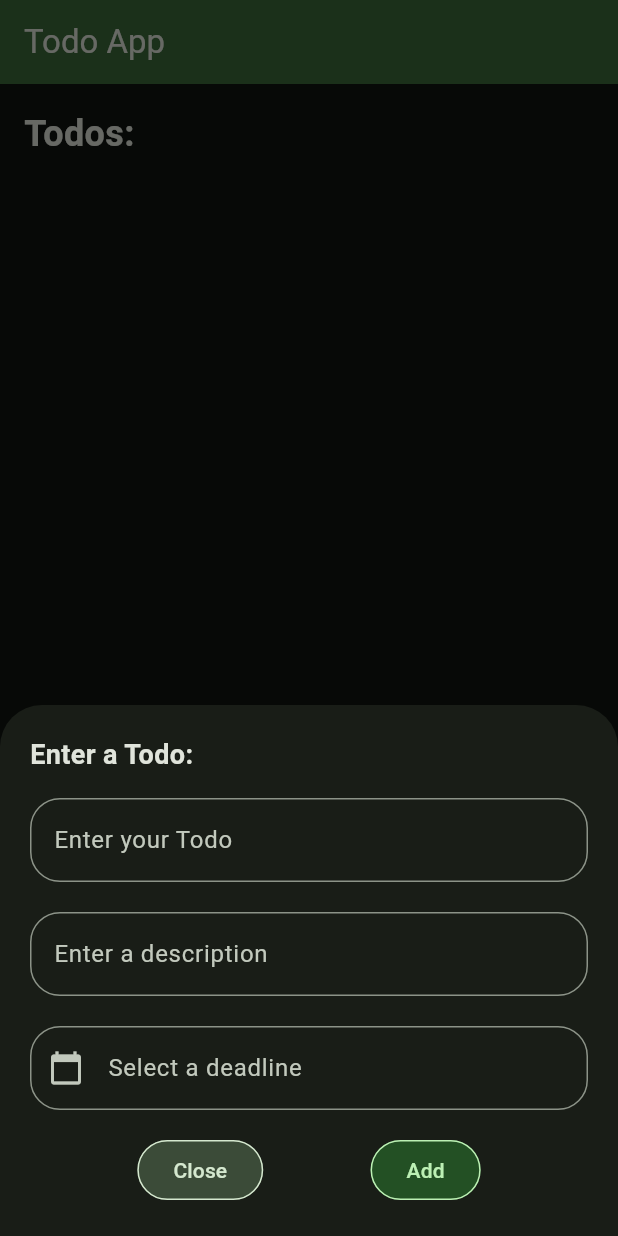
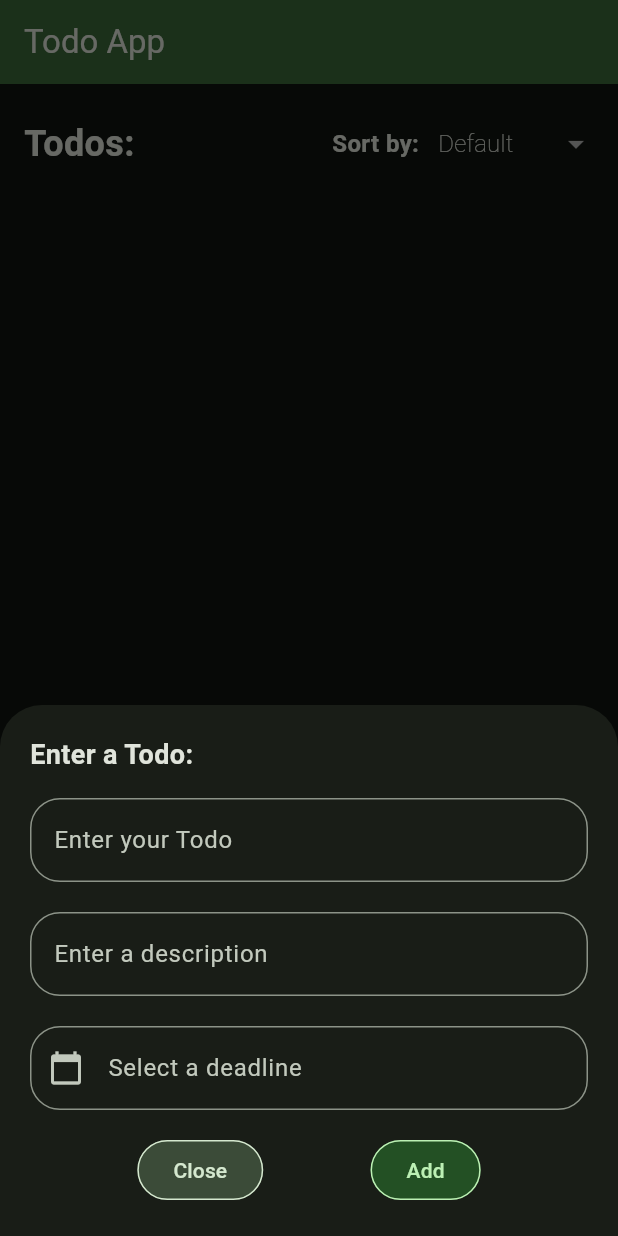
Before and after one commit to zlohbierdcul/cpd_2024_todo, a Flutter app: the screen it shows after launch, after a tap on the "add" icon, on a phone screen of 412 x 824 dp. Run offline on Flutter 3.47's test engine with Material 3 defaults, Android fonts, the phone set to English and light mode, and no system bars; our stand-ins replace shared_preferences.

Commit message:
added missing features and added styling

```diff
--- a/lib/application/todo_app.dart
+++ b/lib/application/todo_app.dart
@@ -1,5 +1,8 @@
 import 'package:assignment_todo/business/todo_list_manager.dart';
+import 'package:assignment_todo/presentation/todo_page_headerline.dart';
+import 'package:assignment_todo/utils/sort_values.dart';
 import 'package:flutter/material.dart';
+import 'package:provider/provider.dart';
 
 import '../presentation/todo_add_modal.dart';
 import '../presentation/todo_list.dart';
@@ -19,17 +22,36 @@ class TodoApp extends StatelessWidget {
       theme: ThemeData(
         colorScheme: ColorScheme.fromSeed(
             seedColor: Colors.green, brightness: Brightness.dark),
+        splashColor: Colors.transparent,
+        highlightColor: Colors.transparent,
+        hoverColor: Colors.transparent,
+        focusColor: Colors.transparent,
+        dropdownMenuTheme: DropdownMenuThemeData(
+          menuStyle: MenuStyle(
+            shape: MaterialStateProperty.all(
+              RoundedRectangleBorder(
+                borderRadius: BorderRadius.circular(16), // Rounded corners
+              ),
+            ),
+            padding: MaterialStateProperty.all(
+              const EdgeInsets.all(8.0), // Padding inside the dropdown menu
+            ),
+          ),
+        ),
         useMaterial3: true,
       ),
-      home: const TodoAppPage(title: 'Todo App'),
+      home: TodoAppPage(title: 'Todo App'),
     );
   }
 }
 
 class TodoAppPage extends StatelessWidget {
-  const TodoAppPage({super.key, required this.title});
+  TodoAppPage({super.key, required this.title});
 
   final String title;
+
+  final TextEditingController _controller =
+      TextEditingController(text: "default");
 
   @override
   Widget build(BuildContext context) {
@@ -40,20 +62,12 @@ class TodoAppPage extends StatelessWidget {
         ),
         body: Container(
           margin: const EdgeInsets.all(16),
-          child: Column(mainAxisAlignment: MainAxisAlignment.start, children: [
-            Container(
-                alignment: Alignment.centerLeft,
-                margin: const EdgeInsets.only(bottom: 16),
-                child: const Text(
-                  "Todos:",
-                  style: TextStyle(
-                    backgroundColor: Colors.transparent,
-                    fontWeight: FontWeight.bold,
-                    fontSize: 24,
-                  ),
-                )),
-            const TodoList(),
-          ]),
+          child: const Column(
+              mainAxisAlignment: MainAxisAlignment.start,
+              children: [
+                TodoAppHeaderLine(),
+                TodoList(),
+              ]),
         ),
         floatingActionButton: Column(
           mainAxisAlignment: MainAxisAlignment.end,
--- a/lib/business/todo_item.dart
+++ b/lib/business/todo_item.dart
@@ -1,4 +1,5 @@
 import 'dart:convert';
+import 'dart:core';
 import 'dart:math';
 
 import '../utils/status.dart';
--- /dev/null
+++ b/lib/presentation/todo_page_headerline.dart
@@ -0,0 +1,52 @@
+import 'package:flutter/material.dart';
+import 'package:provider/provider.dart';
+
+import '../business/todo_list_manager.dart';
+import '../utils/sort_values.dart';
+
+class TodoAppHeaderLine extends StatelessWidget {
+  const TodoAppHeaderLine({super.key});
+
+  @override
+  Widget build(BuildContext context) {
+    return Padding(
+      padding: const EdgeInsets.only(bottom: 10),
+      child: Row(
+        mainAxisAlignment: MainAxisAlignment.spaceBetween,
+        children: [
+          const Text(
+            "Todos:",
+            style: TextStyle(
+              backgroundColor: Colors.transparent,
+              fontWeight: FontWeight.bold,
+              fontSize: 24,
+            ),
+          ),
+          Row(children: [
+            const Text(
+              "Sort by:   ",
+              style: TextStyle(fontWeight: FontWeight.bold, fontSize: 16),
+            ),
+            Consumer<TodoListManager>(
+                builder: (context, todoListManager, child) {
+              return DropdownButtonHideUnderline(
+                child: DropdownButton(
+                    value: todoListManager.currentSorting,
+                    items: SortValues.values.map((val) {
+                      return DropdownMenuItem<SortValues>(
+                          value: val,
+                          child: Text(val.label,
+                              style: const TextStyle(
+                                  fontWeight: FontWeight.w200)));
+                    }).toList(),
+                    onChanged: (val) {
+                      todoListManager.sortTodosByTyp(val!);
+                    }),
+              );
+            })
+          ])
+        ],
+      ),
+    );
+  }
+}
--- /dev/null
+++ b/lib/utils/sort_values.dart
@@ -0,0 +1,11 @@
+enum SortValues {
+  defaultState("Default", "default"),
+  deadline("Deadline", "deadline"),
+  status("Status", "status"),
+  todo("Todo name", "todo");
+
+  const SortValues(this.label, this.value);
+
+  final String label;
+  final String value;
+}
--- a/lib/utils/status.dart
+++ b/lib/utils/status.dart
@@ -9,4 +9,8 @@ enum Status {
 
   final String label;
   final Color color;
+
+  int compareTo(Status other) {
+    return this.index.compareTo(other.index);
+  }
 }
```
Also changed, not shown: lib/business/todo_list_manager.dart (+41 -4 lines), lib/presentation/todo_list.dart (+43 -16 lines).
